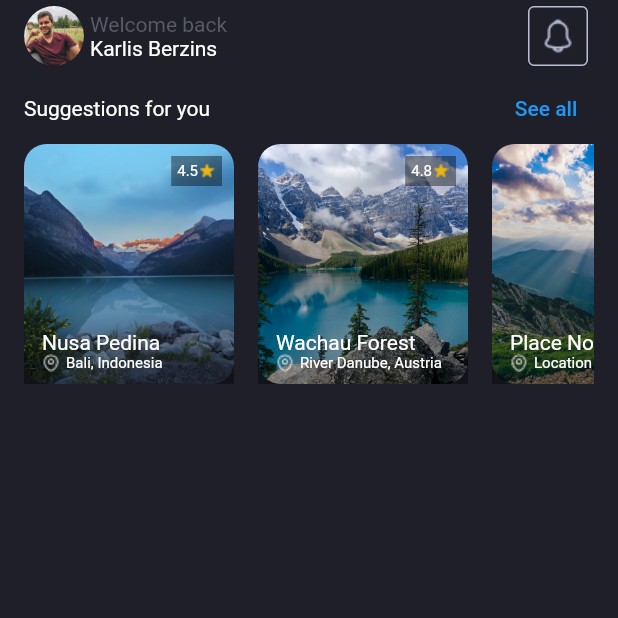
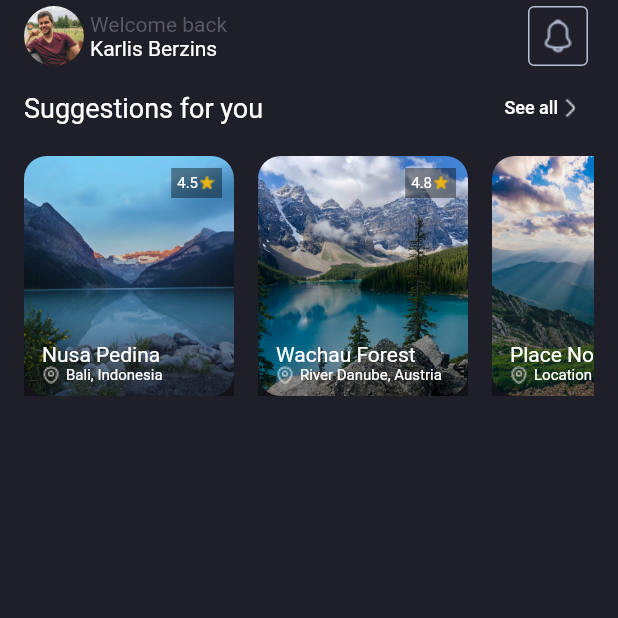
Before and after one commit to berzinsk/ui_tour_booking_app_flutter, a Flutter app: the screen it shows after launch, on a phone screen of 412 x 824 dp, the top half of it. Run offline on Flutter 3.47's test engine with Material 2 defaults, Android fonts, the light colour scheme and no system bars.

Commit message:
Update style for suggestions section title

```diff
--- a/lib/components/suggestions.dart
+++ b/lib/components/suggestions.dart
@@ -59,9 +59,34 @@
         Row(
           mainAxisAlignment: MainAxisAlignment.spaceBetween,
           children: [
-            const Text('Suggestions for you'),
-            TextButton(onPressed: () {}, child: const Text('See all'))
+            const Text(
+              'Suggestions for you',
+              style: TextStyle(
+                fontSize: 18.0,
+              ),
+            ),
+            TextButton(
+                onPressed: () {},
+                child: Row(
+                  children: const [
+                    Text(
+                      'See all',
+                      style: TextStyle(
+                        color: Colors.white,
+                        fontSize: 12.0,
+                      ),
+                    ),
+                    Image(
+                      image: AssetImage(
+                        'asset/images/arrow-right.png',
+                      ),
+                    )
+                  ],
+                ))
           ],
+        ),
+        const SizedBox(
+          height: 8.0,
         ),
         SizedBox(
           width: MediaQuery.of(context).size.width,
```
Also changed, not shown: asset/images/arrow-right.png (added).
